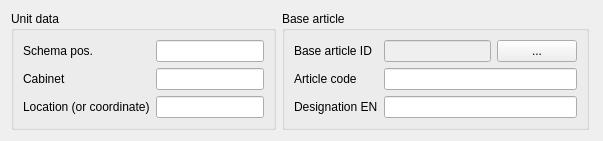
The window that tools/mdtcablelist/src/mdtClUnitEditor.ui (scandyna/multidiagtools) describes before a commit, drawn with Qt 5.
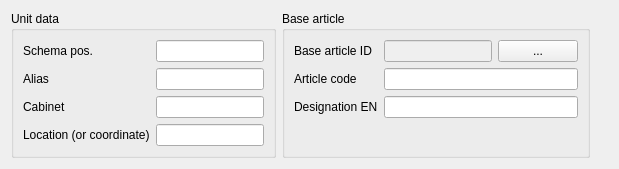
The same window after the commit.

```diff
--- a/tools/mdtcablelist/src/mdtClUnitEditor.ui
+++ b/tools/mdtcablelist/src/mdtClUnitEditor.ui
@@ -6,8 +6,8 @@
    <rect>
     <x>0</x>
     <y>0</y>
-    <width>603</width>
-    <height>133</height>
+    <width>619</width>
+    <height>159</height>
    </rect>
   </property>
   <property name="windowTitle">
@@ -44,13 +44,23 @@
        </widget>
       </item>
       <item row="1" column="0">
+       <widget class="QLabel" name="lb_Alias">
+        <property name="text">
+         <string>Alias</string>
+        </property>
+       </widget>
+      </item>
+      <item row="1" column="1">
+       <widget class="QLineEdit" name="fld_Alias"/>
+      </item>
+      <item row="2" column="0">
        <widget class="QLabel" name="lb_Cabinet">
         <property name="text">
          <string>Cabinet</string>
         </property>
        </widget>
       </item>
-      <item row="1" column="1">
+      <item row="2" column="1">
        <widget class="QLineEdit" name="fld_Cabinet">
         <property name="maximumSize">
          <size>
@@ -60,14 +70,14 @@
         </property>
        </widget>
       </item>
-      <item row="2" column="0">
+      <item row="3" column="0">
        <widget class="QLabel" name="lb_Coordinate">
         <property name="text">
          <string>Location (or coordinate)</string>
         </property>
        </widget>
       </item>
-      <item row="2" column="1">
+      <item row="3" column="1">
        <widget class="QLineEdit" name="fld_Coordinate">
         <property name="maximumSize">
          <size>
```
